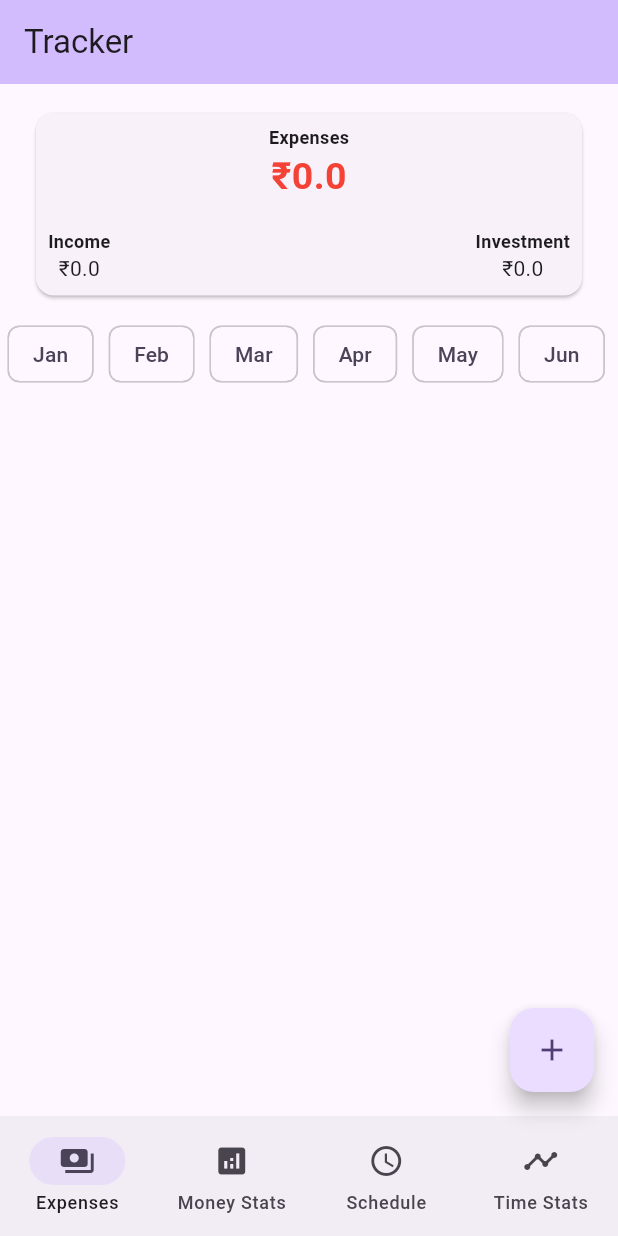
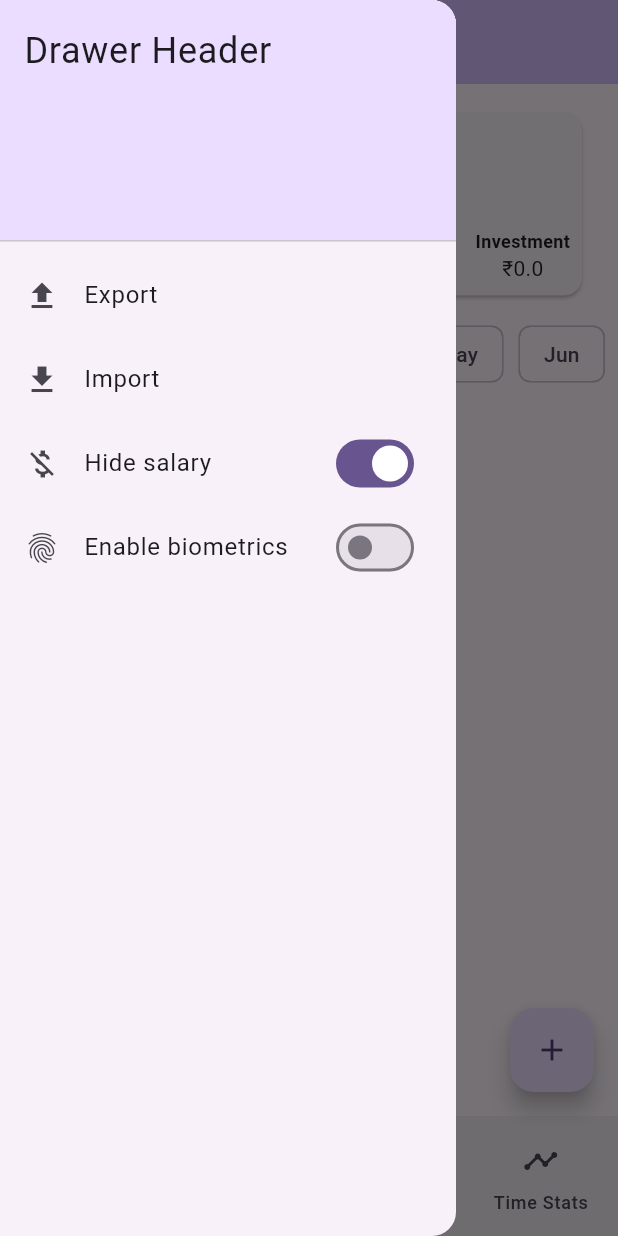
Before and after one commit to SwapnilVarpe/tracker, a Flutter app: the screen it shows after launch, with the side drawer open (before the commit the screen has no drawer), on a phone screen of 412 x 824 dp. Run offline on Flutter 3.47's test engine with Material 2 defaults, Android fonts, the phone set to English and light mode, and no system bars; our stand-ins replace file_picker, flutter_riverpod, go_router, sqflite; accounts and stored records are empty.

Commit message:
added drawer and import page

```diff
--- /dev/null
+++ b/lib/import.dart
@@ -0,0 +1,28 @@
+import 'dart:io';
+
+import 'package:file_picker/file_picker.dart';
+import 'package:flutter/material.dart';
+import 'package:flutter_riverpod/flutter_riverpod.dart';
+
+class Import extends ConsumerWidget {
+  const Import({super.key});
+
+  @override
+  Widget build(BuildContext context, WidgetRef ref) {
+    return Scaffold(
+      appBar: AppBar(title: const Text('Import')),
+      body: Center(
+          child: ElevatedButton(
+              onPressed: () async {
+                FilePickerResult? result = await FilePicker.platform.pickFiles(
+                    type: FileType.custom, allowedExtensions: ['csv']);
+
+                if (result != null) {
+                  File file = File(result.files.single.path ?? '');
+                  print(file.path);
+                }
+              },
+              child: const Text('Import'))),
+    );
+  }
+}
--- a/lib/main.dart
+++ b/lib/main.dart
@@ -2,6 +2,7 @@ import 'package:flutter/material.dart';
 import 'package:go_router/go_router.dart';
 import 'package:flutter_riverpod/flutter_riverpod.dart';
 import 'package:tracker/add_category.dart';
+import 'package:tracker/import.dart';
 
 import 'expenses.dart';
 import 'money_stats.dart';
@@ -34,6 +35,10 @@ final GoRouter _router = GoRouter(routes: <RouteBase>[
           builder: (context, state) {
             return const AddCategory();
           },
+        ),
+        GoRoute(
+          path: 'import',
+          builder: (context, state) => const Import(),
         )
       ]),
 ]);
@@ -72,6 +77,42 @@ class _MyHomePageState extends State<MyHomePage> {
         backgroundColor: Theme.of(context).colorScheme.inversePrimary,
         title: const Text("Tracker"),
       ),
+      drawer: Drawer(
+        child: ListView(padding: EdgeInsets.zero, children: [
+          DrawerHeader(
+            decoration: BoxDecoration(
+                color: Theme.of(context).colorScheme.primaryContainer),
+            child: Text(
+              'Drawer Header',
+              style: TextStyle(
+                fontSize: 24,
+              ),
+            ),
+          ),
+          ListTile(
+            title: const Text('Export'),
+            leading: Icon(Icons.upload),
+          ),
+          ListTile(
+            title: const Text('Import'),
+            leading: Icon(Icons.download),
+            onTap: () => context.go('/import'),
+          ),
+          ListTile(
+            title: const Text('Hide salary'),
+            leading: Icon(Icons.money_off),
+            trailing: Switch(value: true, onChanged: (isSelected) {}),
+          ),
+          ListTile(
+            title: const Text('Enable biometrics'),
+            leading: Icon(Icons.fingerprint),
+            trailing: Switch(
+              value: false,
+              onChanged: (value) {},
+            ),
+          )
+        ]),
+      ),
       body: <Widget>[
         const Expenses(),
         const MoneyStats(),
--- a/pubspec.yaml
+++ b/pubspec.yaml
@@ -40,6 +40,7 @@ dependencies:
   cupertino_icons: ^1.0.2
   go_router: ^8.0.5
   riverpod_annotation: ^2.1.1
+  file_picker: ^5.3.2
 
 dev_dependencies:
   flutter_test:
```
Also changed, not shown: pubspec.lock, 1 other file.
